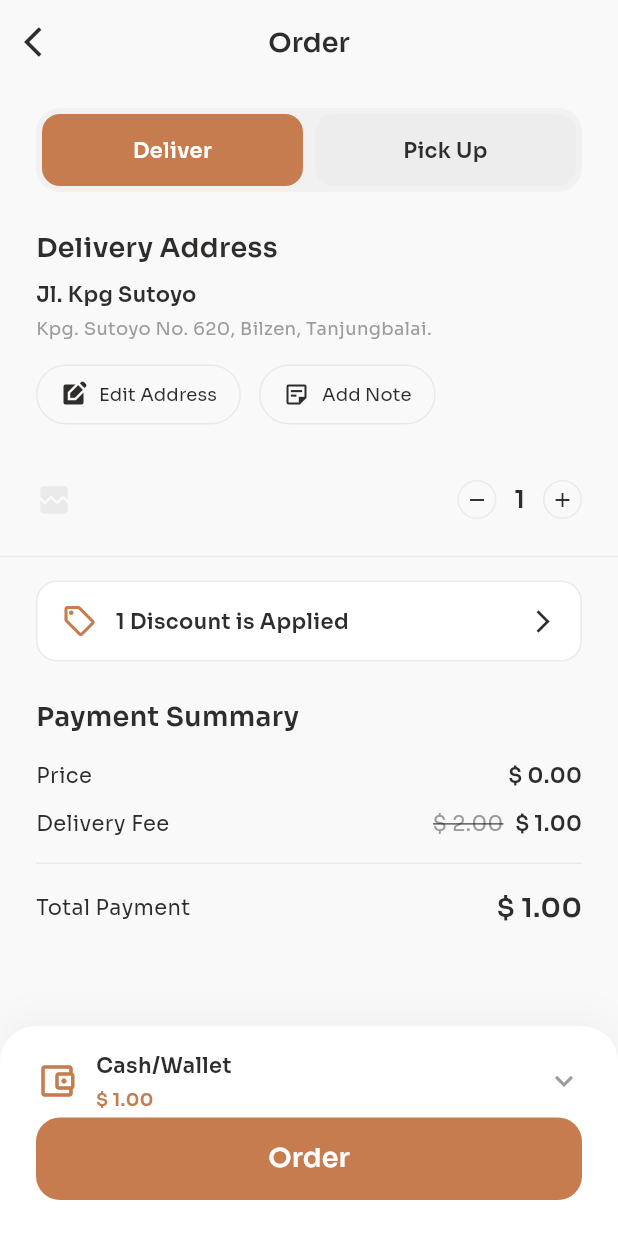
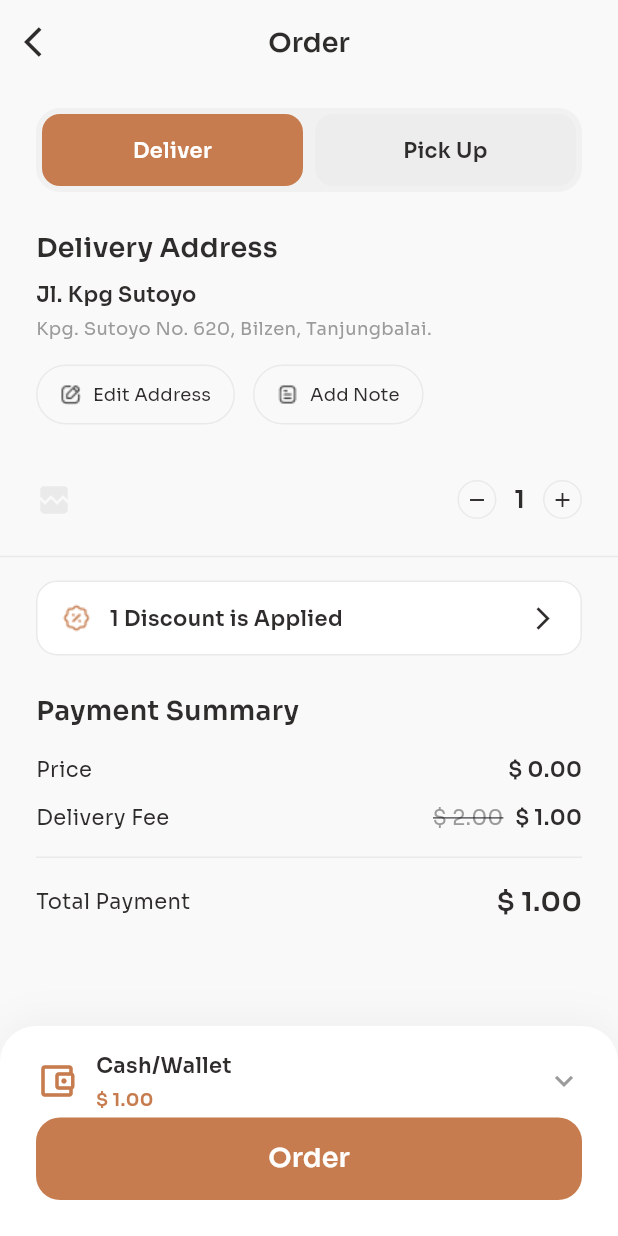
Before and after one commit to salahaldeenalmamary/flutter_test, a Flutter app: the OrderScreen screen opened directly with empty values, on a phone screen of 412 x 824 dp. Run offline on Flutter 3.47's test engine with Material 3 defaults, Android fonts, the phone set to English and light mode, and no system bars; our stand-ins replace flutter_hooks, google_fonts; network calls fail.

Commit message:
add some icons

```diff
--- a/lib/stc/pages/coffee_detail_screen.dart
+++ b/lib/stc/pages/coffee_detail_screen.dart
@@ -3,6 +3,7 @@ import 'package:flutter/material.dart';
 import 'package:flutter_hooks/flutter_hooks.dart';
 import 'package:webapp/stc/core/extensions/navigation_extension.dart';
 import 'package:webapp/stc/pages/order/order_screen.dart';
+import 'package:webapp/stc/util/image.dart';
 
 import '../models/coffee_model.dart';
 import '../router/route_manager.dart';
@@ -153,7 +154,7 @@ class _CoffeeInfoSection extends StatelessWidget {
             Gap.w4,
             Text('(230)', style: FontTheme.subtitle.copyWith(fontSize: 13)),
             const Spacer(),
-            _buildInfoIcon(Icons.delivery_dining_outlined),
+            Image.asset(ImageConstants.mask_Group),
             Gap.w12,
             _buildInfoIcon(Icons.coffee_outlined),
             Gap.w12,
--- a/lib/stc/pages/home/widget/category_tabs.dart
+++ b/lib/stc/pages/home/widget/category_tabs.dart
@@ -16,7 +16,7 @@ class CategoryTabs extends StatelessWidget {
     return SingleChildScrollView(
       scrollDirection: Axis.horizontal,
       padding: const EdgeInsets.only(
-          top: 10, left: AppPaddings.screen),
+          top: 10, left: AppPaddings.screen, bottom: 5),
       child: Row(
         children: categories.map((category) {
           final isSelected = category == selectedCategory;
--- a/lib/stc/pages/home/widget/coffee_card.dart
+++ b/lib/stc/pages/home/widget/coffee_card.dart
@@ -53,7 +53,7 @@ class CoffeeCard extends StatelessWidget {
                 ),
                 Positioned(
                   top: 8,
-                  left: 8,
+                  right: 8,
                   child: Container(
                     padding:
                         const EdgeInsets.symmetric(horizontal: 6, vertical: 2),
--- a/lib/stc/pages/order/widget/delivery_address_section.dart
+++ b/lib/stc/pages/order/widget/delivery_address_section.dart
@@ -1,5 +1,6 @@
 import 'package:flutter/material.dart';
 import 'package:flutter_hooks/flutter_hooks.dart';
+import 'package:webapp/stc/util/image.dart';
 import '../../../models/delivery_details.dart';
 import '../../../theme/app_styles.dart';
 
@@ -34,10 +35,10 @@ class DeliveryAddressSection extends HookWidget {
     }, [initialDetails]);
 
     Widget _buildActionButton(
-        String label, IconData icon, VoidCallback? onPressed) {
+        String label,   String name, VoidCallback? onPressed) {
       return OutlinedButton.icon(
         onPressed: onPressed,
-        icon: Icon(icon, size: 18, color: ColorTheme.textPrimary),
+        icon:Image.asset(name),
         label: Text(label,
             style: FontTheme.subtitle.copyWith(color: ColorTheme.textPrimary)),
         style: OutlinedButton.styleFrom(
@@ -90,20 +91,23 @@ class DeliveryAddressSection extends HookWidget {
               initialDetails.note!.isNotEmpty) ...[
             Gap.h8,
             Text('Note:',
-                style: FontTheme.body.copyWith(fontWeight: FontTheme.body.fontWeight)),
+                style: FontTheme.body
+                    .copyWith(fontWeight: FontTheme.body.fontWeight)),
             Gap.h4,
             Text(initialDetails.note!, style: FontTheme.subtitle),
           ],
           Gap.h12,
           Row(
             children: [
-              _buildActionButton('Edit Address', Icons.edit_square, () {
+              _buildActionButton('Edit Address', ImageConstants.Edit, () {
                 editType.value = EditType.address;
               }),
               Gap.w12,
               _buildActionButton(
-                initialDetails.note?.isNotEmpty == true ? 'Edit Note' : 'Add Note',
-                Icons.sticky_note_2_outlined,
+                initialDetails.note?.isNotEmpty == true
+                    ? 'Edit Note'
+                    : 'Add Note',
+                ImageConstants.Note,
                 () => editType.value = EditType.note,
               ),
             ],
--- a/lib/stc/pages/order/widget/discount_section.dart
+++ b/lib/stc/pages/order/widget/discount_section.dart
@@ -1,4 +1,5 @@
 import 'package:flutter/material.dart';
+import 'package:webapp/stc/util/image.dart';
 import '../../../theme/app_styles.dart';
 class DiscountSection extends StatelessWidget {
   const DiscountSection();
@@ -19,8 +20,7 @@ class DiscountSection extends StatelessWidget {
           ),
           child: Row(
             children: [
-              const Icon(Icons.sell_outlined,
-                  color: ColorTheme.primary), // Placeholder discount icon
+               Image.asset(ImageConstants.discount_icon, color: ColorTheme.primary,),
               Gap.w12,
               Expanded(
                 child: Text(
--- a/lib/stc/util/image.dart
+++ b/lib/stc/util/image.dart
@@ -7,6 +7,11 @@ class ImageConstants {
   static const String map = '${baseUrl}Maps.png';
   static const String Onboarding = '${baseUrl}Onboarding.png';
     static const String Banner = '${baseUrl}Banner.png';
+    static const String discount_icon = '${baseUrl}discount_icon.png';
+    static const String Edit = '${baseUrl}Edit.png';
+    static const String Note = '${baseUrl}Note.png';
+    static const String mask_Group = '${baseUrl}mask_Group.png';
+
 
 
 
```
Also changed, not shown: lib/stc/pages/delivery_screen.dart (+2 -5 lines), lib/stc/pages/home/widget/promo_banner.dart (+10 -1 lines), assets/images/Edit.png (added), assets/images/Note.png (added), assets/images/discount_icon.png (added), assets/images/mask_Group.png (added).
